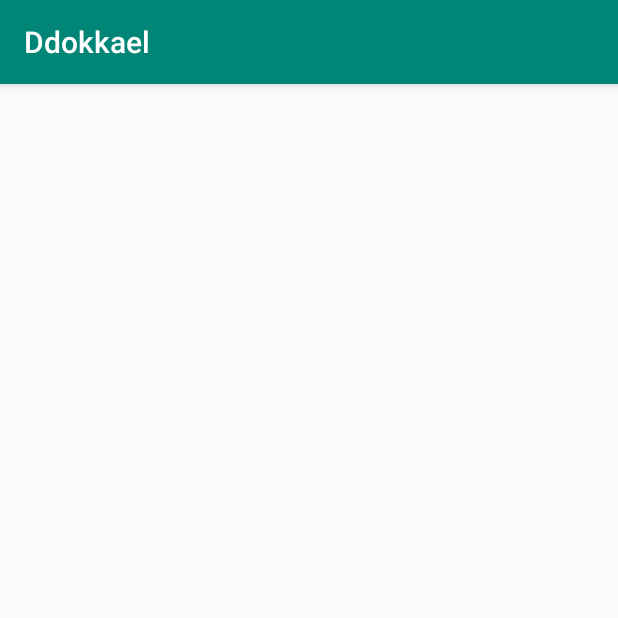
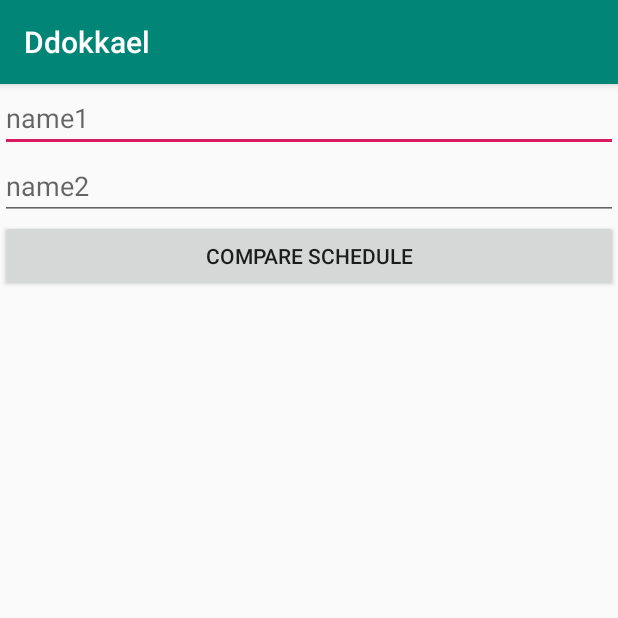
Before and after one commit to yhjsoar/Ddokkael, an Android app: the compareSchedule screen opened directly, with no data from a screen before it, on a phone screen of 412 x 824 dp, the top half of it. Run offline under Robolectric (Android 15) with nearby library versions, the phone set to English and light mode, and no system bars; our stand-ins replace Firebase (no records; nobody signed in at launch, a user with empty details on screens opened directly).

Commit message:
add compare

```diff
--- a/app/src/main/java/edu/skku/Map/Ddokkael/getSchedule.java
+++ b/app/src/main/java/edu/skku/Map/Ddokkael/getSchedule.java
@@ -80,6 +80,7 @@ public class getSchedule extends AppCompatActivity {
                 arrayAdapter.clear();
                 arrayAdapter.addAll(data);
                 arrayAdapter.notifyDataSetChanged();
+                clearET();
             }
 
             @Override
@@ -102,4 +103,9 @@ public class getSchedule extends AppCompatActivity {
         } else { finalM = Integer.toString(fM);}
         return (startT+":"+startM+"~"+finalT+":"+finalM);
     }
+
+    public void clearET(){
+        name = "";
+        nameEt.setText("");
+    }
 }
--- a/app/src/main/res/layout/activity_compare_schedule.xml
+++ b/app/src/main/res/layout/activity_compare_schedule.xml
@@ -5,5 +5,34 @@
     android:layout_width="match_parent"
     android:layout_height="match_parent"
     tools:context=".compareSchedule">
+    <LinearLayout
+        android:layout_width="0dp"
+        android:layout_height="wrap_content"
+        android:orientation="vertical"
+        app:layout_constraintEnd_toEndOf="parent"
+        app:layout_constraintStart_toStartOf="parent"
+        app:layout_constraintTop_toTopOf="parent">
+        <EditText
+            android:id="@+id/nameCom1Et"
+            android:layout_width="match_parent"
+            android:layout_height="wrap_content"
+            android:inputType="textPersonName"
+            android:hint="name1" />
+        <EditText
+            android:id="@+id/nameCom2Et"
+            android:layout_width="match_parent"
+            android:layout_height="wrap_content"
+            android:inputType="textPersonName"
+            android:hint="name2" />
 
+        <Button
+            android:id="@+id/buttonComp"
+            android:layout_width="match_parent"
+            android:layout_height="wrap_content"
+            android:text="Compare Schedule" />
+        <ListView
+            android:id="@+id/compList"
+            android:layout_width="match_parent"
+            android:layout_height="wrap_content"></ListView>
+    </LinearLayout>
 </android.support.constraint.ConstraintLayout>
```
Also changed, not shown: app/src/main/java/edu/skku/Map/Ddokkael/FirebaseName.java (added, +22 -0 lines), app/src/main/java/edu/skku/Map/Ddokkael/addFriend.java (+18 -12 lines), app/src/main/java/edu/skku/Map/Ddokkael/compareSchedule.java (+168 -0 lines).
